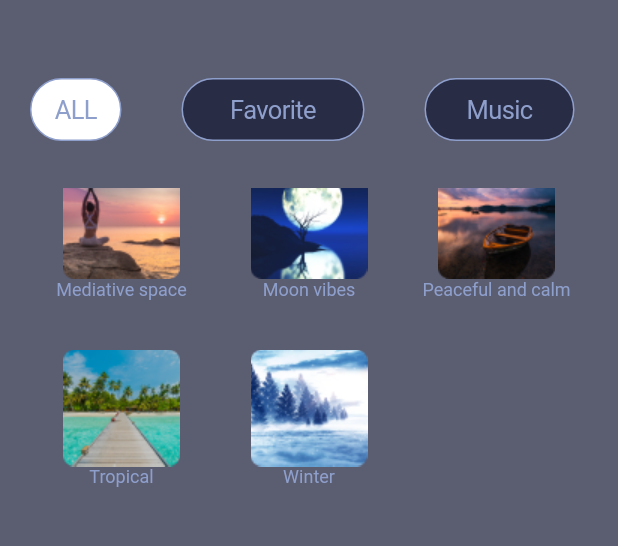
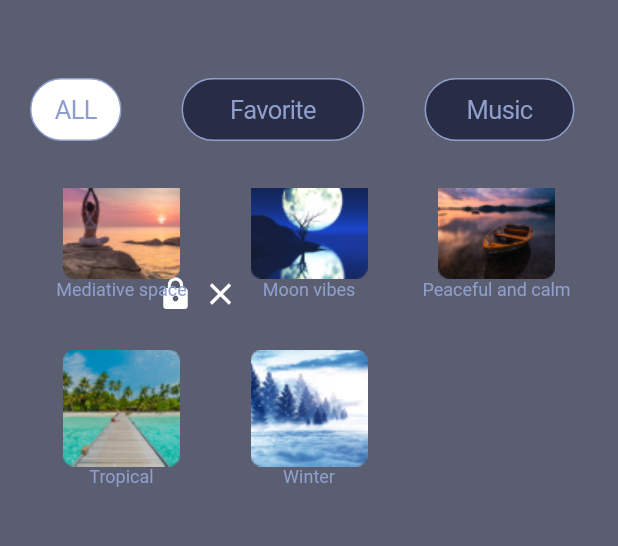
Before and after one commit to bsu-leschik/sleep_app, a Flutter app: the screen it shows after launch, scrolled down 37 dp, on a phone screen of 412 x 824 dp, the part 84-630 px from its top. Run offline on Flutter 3.47's test engine with Material 2 defaults, Android fonts, the phone set to English and light mode, and no system bars; our stand-ins replace animated_background, flutter_svg, go_router, smooth_page_indicator, url_strategy.

Commit message:
lock widget

```diff
--- /dev/null
+++ b/lib/melody_widget/bottom_closed.dart
@@ -0,0 +1,36 @@
+import 'package:flutter/material.dart';
+
+class CloseBottomWidget extends StatefulWidget {
+  const CloseBottomWidget({super.key});
+
+  @override
+  State<CloseBottomWidget> createState() => _CloseBottomWidgetState();
+}
+
+class _CloseBottomWidgetState extends State<CloseBottomWidget> {
+  @override
+  Widget build(BuildContext context) {
+    return Expanded(
+      child: Stack(
+        children: const [
+          Positioned(
+            top: 240,
+            left: 105,
+            child: Icon(
+              Icons.lock,
+              color: Colors.white,
+            ),
+          ),
+          Positioned(
+            top: 240,
+            left: 135,
+            child: Icon(
+              Icons.close,
+              color: Colors.white,
+            ),
+          ),
+        ],
+      ),
+    );
+  }
+}
--- a/lib/melody_widget/fiveframewidget.dart
+++ b/lib/melody_widget/fiveframewidget.dart
@@ -1,6 +1,7 @@
 import 'package:flutter/cupertino.dart';
 import 'package:flutter/material.dart';
 
+import 'bottom_closed.dart';
 import 'bottom_music.dart';
 
 class MelodyWidget extends StatefulWidget {
@@ -17,6 +18,7 @@ class _MelodyWidgetState extends State<MelodyWidget> {
       backgroundColor: const Color.fromRGBO(20, 23, 51, 0.7),
       body: SafeArea(
         child: Stack(children: [
+          const CloseBottomWidget(),
           Column(
             children: [
               Row(
```
